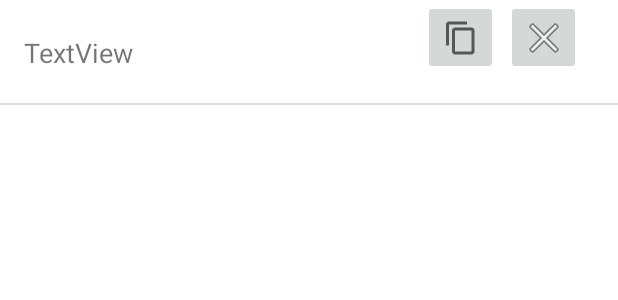
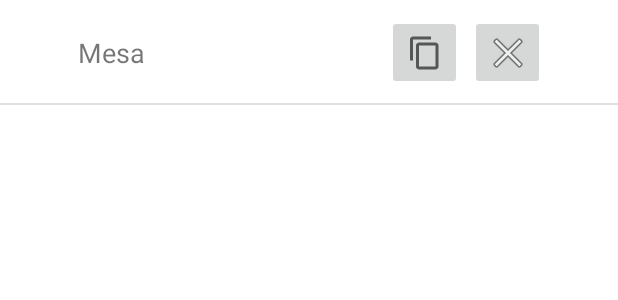
Before and after one commit to mariogoilss/SmartWaiter, an Android app: the layout card_tables_item.xml on its own in the app's theme, with its tools: preview values and no code run, on a phone screen of 412 x 824 dp. Shown: the top 300 px of the screen. Run offline under Robolectric (Android 15) with nearby library versions, the phone set to English and light mode, and no system bars.

Commit message:
CMT 30/11 12:57

```diff
--- a/app/src/main/java/com/example/smartwaiter/adapters/AdapterMenuOrgRV.kt
+++ b/app/src/main/java/com/example/smartwaiter/adapters/AdapterMenuOrgRV.kt
@@ -169,7 +169,7 @@ class AdapterMenuOrgRV : RecyclerView.Adapter<AdapterMenuOrgRV.ViewHolder>(){
                         it.get("orgSalesList") as ArrayList<SalesList>,
                         bankAccount,
                         it.get("orgSuggestionsMailBox") as ArrayList<String>,
-                        it.get("orgTablesList") as ArrayList<String>)
+                        it.get("orgTablesList") as ArrayList<Int>)
 
                 if(foodOrDrink){
                     organization.orgFoodList[pos] = menuItem
--- a/app/src/main/java/com/example/smartwaiter/inteface/Organization.kt
+++ b/app/src/main/java/com/example/smartwaiter/inteface/Organization.kt
@@ -8,4 +8,4 @@ data class Organization (var orgCif:String,
                          var orgSalesList:ArrayList<SalesList>,
                          var orgBankAccount:BankAccount,
                          var orgSuggestionsMailBox:ArrayList<String>,
-                         var orgTablesList:ArrayList<String>)
+                         var orgTablesList:ArrayList<Int>)
--- a/app/src/main/java/com/example/smartwaiter/menu/DrinkFragment.kt
+++ b/app/src/main/java/com/example/smartwaiter/menu/DrinkFragment.kt
@@ -169,7 +169,7 @@ class DrinkFragment : Fragment() {
                     it.get("orgSalesList") as ArrayList<SalesList>,
                     bankAccount,
                     it.get("orgSuggestionsMailBox") as ArrayList<String>,
-                    it.get("orgTablesList") as ArrayList<String>)
+                    it.get("orgTablesList") as ArrayList<Int>)
 
             organization.orgDrinkList.add(menuItem) //<- guardamos el nuevo item
 
--- a/app/src/main/java/com/example/smartwaiter/menu/FoodFragment.kt
+++ b/app/src/main/java/com/example/smartwaiter/menu/FoodFragment.kt
@@ -167,7 +167,7 @@ class FoodFragment : Fragment() {
                     it.get("orgSalesList") as ArrayList<SalesList>,
                     bankAccount,
                     it.get("orgSuggestionsMailBox") as ArrayList<String>,
-                    it.get("orgTablesList") as ArrayList<String>)
+                    it.get("orgTablesList") as ArrayList<Int>)
 
             organization.orgFoodList.add(menuItem) //<- guardamos el nuevo item
 
--- a/app/src/main/res/layout/activity_tables.xml
+++ b/app/src/main/res/layout/activity_tables.xml
@@ -7,7 +7,7 @@
     tools:context=".organizationBranch.ui.tables.TablesActivity">
 
     <com.google.android.material.floatingactionbutton.FloatingActionButton
-        android:id="@+id/floatingActionButton"
+        android:id="@+id/btnAddTable"
         android:layout_width="wrap_content"
         android:layout_height="wrap_content"
         android:clickable="true"
--- a/app/src/main/res/layout/card_tables_item.xml
+++ b/app/src/main/res/layout/card_tables_item.xml
@@ -25,15 +25,24 @@
             app:layout_constraintStart_toStartOf="parent" />
 
         <TextView
-            android:id="@+id/txtNameTable"
-            android:layout_width="230dp"
+            android:id="@+id/txtIdTable"
+            android:layout_width="50dp"
             android:layout_height="50dp"
             android:gravity="center|left"
-            android:text="TextView"
             android:textSize="18sp"
             app:layout_constraintBottom_toBottomOf="parent"
-            app:layout_constraintEnd_toEndOf="parent"
-            app:layout_constraintHorizontal_bias="0.088"
+            app:layout_constraintStart_toEndOf="@+id/txtNameTable"
+            app:layout_constraintTop_toTopOf="parent" />
+
+        <TextView
+            android:id="@+id/txtNameTable"
+            android:layout_width="60dp"
+            android:layout_height="50dp"
+            android:layout_marginStart="44dp"
+            android:gravity="center"
+            android:text="Mesa"
+            android:textSize="18sp"
+            app:layout_constraintBottom_toBottomOf="parent"
             app:layout_constraintStart_toStartOf="parent"
             app:layout_constraintTop_toTopOf="parent" />
 
@@ -42,17 +51,20 @@
             android:layout_width="50dp"
             android:layout_height="50dp"
             android:layout_marginStart="5dp"
+            app:layout_constraintBottom_toBottomOf="parent"
             app:layout_constraintStart_toEndOf="@+id/btnPrintTable"
-            app:srcCompat="@android:drawable/ic_menu_close_clear_cancel"
-            tools:layout_editor_absoluteY="10dp" />
+            app:layout_constraintTop_toTopOf="parent"
+            app:srcCompat="@android:drawable/ic_menu_close_clear_cancel" />
 
         <ImageButton
             android:id="@+id/btnPrintTable"
             android:layout_width="50dp"
             android:layout_height="50dp"
-            android:layout_marginStart="36dp"
-            app:layout_constraintStart_toEndOf="@+id/txtNameTable"
-            app:srcCompat="?attr/actionModeCopyDrawable"
-            tools:layout_editor_absoluteY="10dp" />
+            android:layout_marginStart="104dp"
+            app:layout_constraintBottom_toBottomOf="parent"
+            app:layout_constraintStart_toEndOf="@+id/txtIdTable"
+            app:layout_constraintTop_toTopOf="parent"
+            app:srcCompat="?attr/actionModeCopyDrawable" />
+
     </androidx.constraintlayout.widget.ConstraintLayout>
 </androidx.constraintlayout.widget.ConstraintLayout>
```
Also changed, not shown: app/src/main/java/com/example/smartwaiter/adapters/AdapterTableOrgRV.kt (added, +135 -0 lines), app/src/main/java/com/example/smartwaiter/organizationBranch/ui/tables/TablesActivity.kt (+101 -0 lines).
